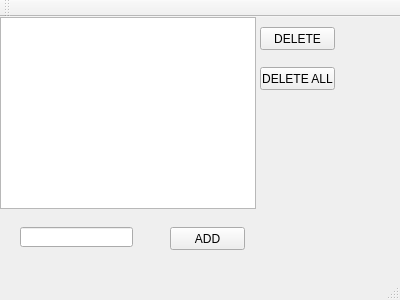
Qt form ex3_20qListWidgetItem/mainwindow.ui (Harxon/ex_qt) before a commit.
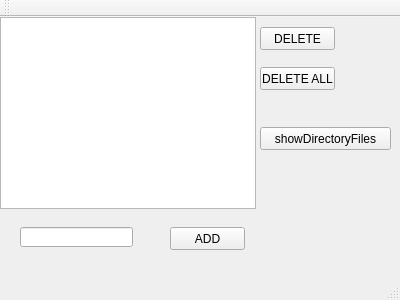
The same form after that commit.

Patch:
```diff
--- a/ex3_20qListWidgetItem/mainwindow.ui
+++ b/ex3_20qListWidgetItem/mainwindow.ui
@@ -73,6 +73,19 @@
      </rect>
     </property>
    </widget>
+   <widget class="QPushButton" name="pushButtonShowDirectory">
+    <property name="geometry">
+     <rect>
+      <x>260</x>
+      <y>110</y>
+      <width>131</width>
+      <height>23</height>
+     </rect>
+    </property>
+    <property name="text">
+     <string>showDirectoryFiles</string>
+    </property>
+   </widget>
   </widget>
   <widget class="QMenuBar" name="menuBar">
    <property name="geometry">
```
